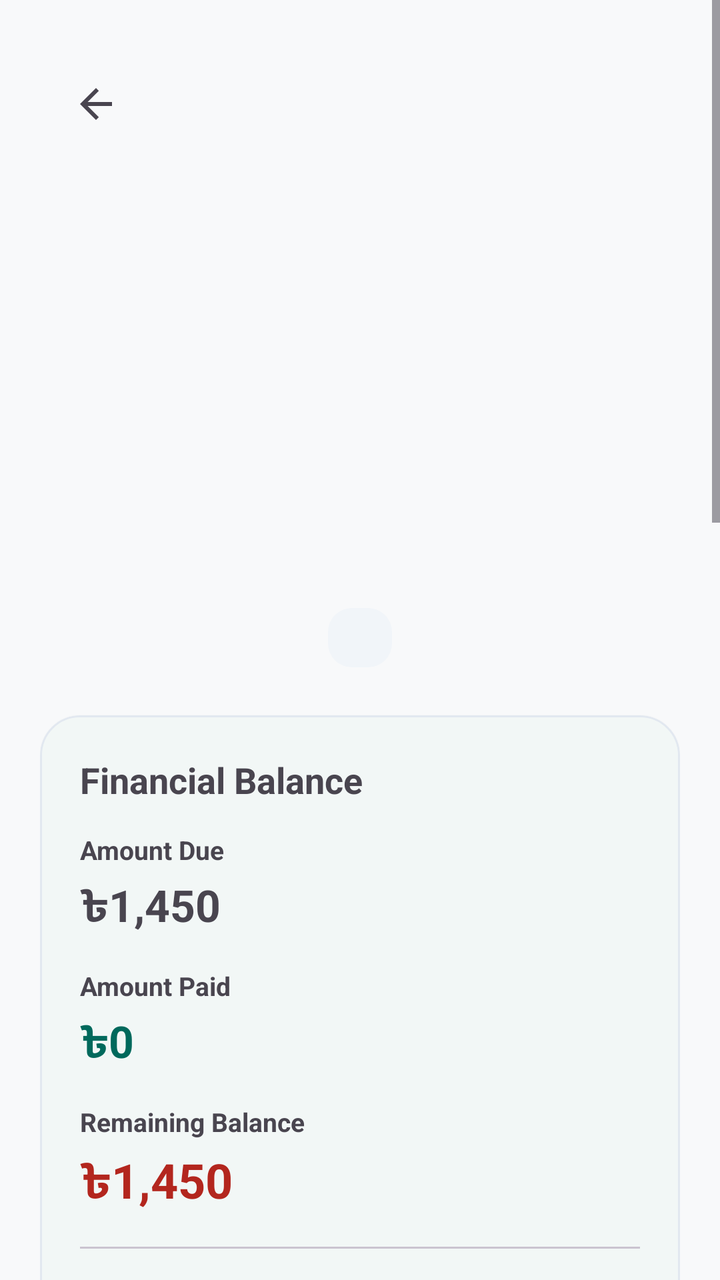
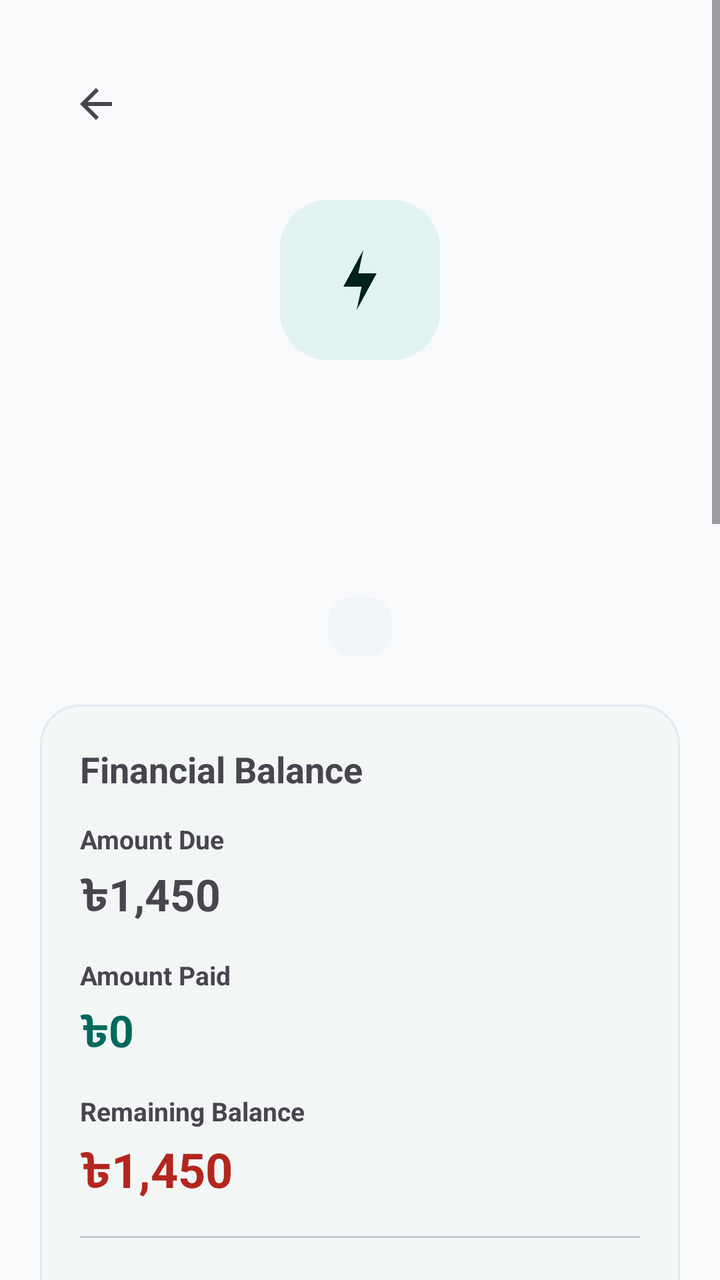

Screens rendered from an Android XML layout before and after an edit, with the pre-edit source and the edit as a unified diff.
<!-- AndroidManifest.xml: application theme Theme.RobHouseRental -->
<!-- res/layout/activity_bill_details.xml -->
<?xml version="1.0" encoding="utf-8"?>
<ScrollView
    xmlns:android="http://schemas.android.com/apk/res/android"
    xmlns:app="http://schemas.android.com/apk/res-auto"
    android:layout_width="match_parent"
    android:layout_height="match_parent"
    android:fitsSystemWindows="true"
    android:fillViewport="true">

    <LinearLayout
        android:layout_width="match_parent"
        android:layout_height="wrap_content"
        android:orientation="vertical"
        android:padding="20dp">

        
        <com.google.android.material.appbar.MaterialToolbar
            android:id="@+id/toolbarBillDetails"
            android:layout_width="match_parent"
            android:layout_height="?attr/actionBarSize"
            android:title="@string/bill_details_title"
            app:navigationIcon="@drawable/ic_arrow_back" />

        
        <TextView
            android:id="@+id/tvBillDetailsTypeIcon"
            android:layout_width="match_parent"
            android:layout_height="wrap_content"
            android:layout_marginTop="16dp"
            android:gravity="center"
            android:text=""
            android:textSize="64sp" />

        <TextView
            android:id="@+id/tvBillDetailsTitle"
            android:layout_width="match_parent"
            android:layout_height="wrap_content"
            android:layout_marginTop="8dp"
            android:gravity="center"
            
            android:textSize="26sp"
            android:textStyle="bold" />

        <TextView
            android:id="@+id/tvBillDetailsPropertyUnit"
            android:layout_width="match_parent"
            android:layout_height="wrap_content"
            android:layout_marginTop="4dp"
            android:gravity="center"
            
            android:textSize="16sp" />

        <TextView
            android:id="@+id/tvBillDetailsTenant"
            android:layout_width="match_parent"
            android:layout_height="wrap_content"
            android:layout_marginTop="2dp"
            android:gravity="center"
            
            android:textSize="14sp" />

        <TextView
            android:id="@+id/tvBillDetailsMonth"
            android:layout_width="match_parent"
            android:layout_height="wrap_content"
            android:layout_marginTop="2dp"
            android:gravity="center"
            
            android:textSize="14sp" />

        <TextView
            android:id="@+id/tvBillDetailsStatusBadge"
            android:layout_width="wrap_content"
            android:layout_height="wrap_content"
            android:layout_gravity="center_horizontal"
            android:layout_marginTop="8dp"
            android:background="@drawable/bg_status_badge"
            android:paddingHorizontal="16dp"
            android:paddingVertical="6dp"
            
            android:textSize="13sp"
            android:textStyle="bold" />

        
        <com.google.android.material.card.MaterialCardView
            android:layout_width="match_parent"
            android:layout_height="wrap_content"
            android:layout_marginTop="24dp"
            app:cardCornerRadius="20dp"
            app:cardElevation="1dp"
            app:strokeWidth="1dp">

            <LinearLayout
                android:layout_width="match_parent"
                android:layout_height="wrap_content"
                android:orientation="vertical"
                android:padding="20dp">

                <TextView
                    android:layout_width="match_parent"
                    android:layout_height="wrap_content"
                    android:text="@string/financial_balance"
                    android:textSize="18sp"
                    android:textStyle="bold" />

                
                <TextView
                    android:layout_width="match_parent"
                    android:layout_height="wrap_content"
                    android:layout_marginTop="14dp"
                    android:text="@string/amount_due"
                    android:textSize="13sp"
                    android:textStyle="bold" />

                <TextView
                    android:id="@+id/tvBillDetailsDue"
                    android:layout_width="match_parent"
                    android:layout_height="wrap_content"
                    android:layout_marginTop="4dp"
                    android:text="৳1,450"
                    android:textSize="22sp"
                    android:textStyle="bold" />

                
                <TextView
                    android:layout_width="match_parent"
                    android:layout_height="wrap_content"
                    android:layout_marginTop="14dp"
                    android:text="@string/amount_paid"
                    android:textSize="13sp"
                    android:textStyle="bold" />

                <TextView
                    android:id="@+id/tvBillDetailsPaid"
                    android:layout_width="match_parent"
                    android:layout_height="wrap_content"
                    android:layout_marginTop="4dp"
                    android:text="৳0"
                    android:textColor="?attr/colorPrimary"
                    android:textSize="22sp"
                    android:textStyle="bold" />

                
                <TextView
                    android:layout_width="match_parent"
                    android:layout_height="wrap_content"
                    android:layout_marginTop="14dp"
                    android:text="@string/remaining_balance"
                    android:textSize="13sp"
                    android:textStyle="bold" />

                <TextView
                    android:id="@+id/tvBillDetailsRemaining"
                    android:layout_width="match_parent"
                    android:layout_height="wrap_content"
                    android:layout_marginTop="4dp"
                    android:text="৳1,450"
                    android:textColor="?attr/colorError"
                    android:textSize="24sp"
                    android:textStyle="bold" />

                <View
                    android:layout_width="match_parent"
                    android:layout_height="1dp"
                    android:layout_marginVertical="14dp"
                    android:background="?attr/colorOutlineVariant" />

                
                <TextView
                    android:id="@+id/tvBillDetailsDueDate"
                    android:layout_width="match_parent"
                    android:layout_height="wrap_content"
                    
                    android:textSize="14sp" />

                <TextView
                    android:id="@+id/tvBillDetailsBillNumber"
                    android:layout_width="match_parent"
                    android:layout_height="wrap_content"
                    android:layout_marginTop="4dp"
                    
                    android:textSize="14sp" />

                <TextView
                    android:id="@+id/tvBillDetailsLastPayment"
                    android:layout_width="match_parent"
                    android:layout_height="wrap_content"
                    android:layout_marginTop="4dp"
                    
                    android:textSize="14sp" />

                <TextView
                    android:id="@+id/tvBillDetailsNotes"
                    android:layout_width="match_parent"
                    android:layout_height="wrap_content"
                    android:layout_marginTop="4dp"
                    
                    android:textSize="14sp" />

            </LinearLayout>

        </com.google.android.material.card.MaterialCardView>

        
        <com.google.android.material.card.MaterialCardView
            android:id="@+id/cardUtilityBreakdown"
            android:layout_width="match_parent"
            android:layout_height="wrap_content"
            android:layout_marginTop="20dp"
            app:cardCornerRadius="20dp"
            app:cardElevation="1dp"
            app:strokeWidth="1dp">

            <LinearLayout
                android:layout_width="match_parent"
                android:layout_height="wrap_content"
                android:orientation="vertical"
                android:padding="20dp">

                <TextView
                    android:layout_width="match_parent"
                    android:layout_height="wrap_content"
                    android:text="@string/bill_breakdown"
                    android:textSize="18sp"
                    android:textStyle="bold" />

                <TextView
                    android:id="@+id/tvBreakdownMeter"
                    android:layout_width="match_parent"
                    android:layout_height="wrap_content"
                    android:layout_marginTop="10dp"
                    
                    android:textSize="14sp" />

                <TextView
                    android:id="@+id/tvBreakdownReadings"
                    android:layout_width="match_parent"
                    android:layout_height="wrap_content"
                    android:layout_marginTop="4dp"
                    
                    android:textSize="14sp" />

                <TextView
                    android:id="@+id/tvBreakdownRate"
                    android:layout_width="match_parent"
                    android:layout_height="wrap_content"
                    android:layout_marginTop="4dp"
                    
                    android:textSize="14sp" />

                <TextView
                    android:id="@+id/tvBreakdownFixedCharge"
                    android:layout_width="match_parent"
                    android:layout_height="wrap_content"
                    android:layout_marginTop="4dp"
                    
                    android:textSize="14sp" />

                <TextView
                    android:id="@+id/tvBreakdownVat"
                    android:layout_width="match_parent"
                    android:layout_height="wrap_content"
                    android:layout_marginTop="4dp"
                    
                    android:textSize="14sp" />

            </LinearLayout>

        </com.google.android.material.card.MaterialCardView>

        
        <com.google.android.material.card.MaterialCardView
            android:layout_width="match_parent"
            android:layout_height="wrap_content"
            android:layout_marginTop="20dp"
            app:cardCornerRadius="20dp"
            app:cardElevation="1dp"
            app:strokeWidth="1dp">

            <LinearLayout
                android:layout_width="match_parent"
                android:layout_height="wrap_content"
                android:orientation="vertical"
                android:padding="20dp">

                <LinearLayout
                    android:layout_width="match_parent"
                    android:layout_height="wrap_content"
                    android:gravity="center_vertical"
                    android:orientation="horizontal">

                    <TextView
                        android:layout_width="0dp"
                        android:layout_height="wrap_content"
                        android:layout_weight="1"
                        android:text="@string/payment_history"
                        android:textSize="18sp"
                        android:textStyle="bold" />

                    <TextView
                        android:id="@+id/tvBillPaymentCount"
                        android:layout_width="wrap_content"
                        android:layout_height="wrap_content"
                        android:text="0"
                        android:textSize="18sp"
                        android:textStyle="bold" />

                </LinearLayout>

                
                <TextView
                    android:id="@+id/tvNoBillPayments"
                    android:layout_width="match_parent"
                    android:layout_height="wrap_content"
                    android:layout_marginTop="12dp"
                    android:gravity="center"
                    android:text="@string/no_payments_yet"
                    android:textSize="15sp" />

                
                <androidx.recyclerview.widget.RecyclerView
                    android:id="@+id/recyclerBillPayments"
                    android:layout_width="match_parent"
                    android:layout_height="wrap_content"
                    android:layout_marginTop="12dp"
                    android:nestedScrollingEnabled="false" />

            </LinearLayout>

        </com.google.android.material.card.MaterialCardView>

        
        
        <com.google.android.material.button.MaterialButton
            android:id="@+id/btnPayViaBkash"
            android:layout_width="match_parent"
            android:layout_height="wrap_content"
            android:layout_marginTop="24dp"
            android:minHeight="56dp"
            android:text="@string/btn_pay_via_bkash"
            android:textSize="16sp"
            app:cornerRadius="16dp"
            app:icon="@drawable/ic_payment" />

        
        <com.google.android.material.button.MaterialButton
            android:id="@+id/btnNotifyTenant"
            style="@style/Widget.Material3.Button.OutlinedButton"
            android:layout_width="match_parent"
            android:layout_height="wrap_content"
            android:layout_marginTop="10dp"
            android:minHeight="52dp"
            android:text="@string/btn_notify_tenant"
            android:textSize="15sp"
            app:cornerRadius="16dp"
            app:icon="@drawable/ic_bill_utility" />

        
        <com.google.android.material.button.MaterialButton
            android:id="@+id/btnPasteBkashSms"
            style="@style/Widget.Material3.Button.OutlinedButton"
            android:layout_width="match_parent"
            android:layout_height="wrap_content"
            android:layout_marginTop="10dp"
            android:minHeight="52dp"
            android:text="@string/btn_paste_bkash_sms"
            android:textSize="15sp"
            app:cornerRadius="16dp"
            app:icon="@drawable/ic_receipt" />

        <com.google.android.material.button.MaterialButton
            android:id="@+id/btnRecordBillPayment"
            style="@style/Widget.Material3.Button.TonalButton"
            android:layout_width="match_parent"
            android:layout_height="wrap_content"
            android:layout_marginTop="10dp"
            android:minHeight="52dp"
            android:text="@string/record_payment"
            android:textSize="15sp"
            app:cornerRadius="16dp" />

        <com.google.android.material.button.MaterialButton
            android:id="@+id/btnEditBill"
            style="@style/Widget.Material3.Button.OutlinedButton"
            android:layout_width="match_parent"
            android:layout_height="wrap_content"
            android:layout_marginTop="10dp"
            android:minHeight="52dp"
            android:text="@string/edit_bill_title"
            android:textSize="15sp"
            app:cornerRadius="16dp" />

        <com.google.android.material.button.MaterialButton
            android:id="@+id/btnWaiveBill"
            style="@style/Widget.Material3.Button.TextButton"
            android:layout_width="match_parent"
            android:layout_height="wrap_content"
            android:layout_marginTop="8dp"
            android:minHeight="52dp"
            android:text="@string/waive_bill"
            android:textColor="?attr/colorError"
            android:textSize="16sp" />

        <com.google.android.material.button.MaterialButton
            android:id="@+id/btnDeleteBill"
            style="@style/Widget.Material3.Button.TextButton"
            android:layout_width="match_parent"
            android:layout_height="wrap_content"
            android:layout_marginTop="4dp"
            android:minHeight="52dp"
            android:text="@string/delete_bill"
            android:textColor="?attr/colorError"
            android:textSize="16sp" />

        <Space
            android:layout_width="match_parent"
            android:layout_height="24dp" />

    </LinearLayout>

</ScrollView>
<!-- resources referenced by this layout -->
<resources>
  <!-- drawable bg_status_badge (drawable) -->
  <?xml version="1.0" encoding="utf-8"?>
  <shape xmlns:android="http://schemas.android.com/apk/res/android"
      android:shape="rectangle">
      <corners android:radius="12dp" />
      <solid android:color="@color/md_theme_surfaceVariant" />
  </shape>
  <!-- drawable ic_arrow_back (drawable) -->
  <vector xmlns:android="http://schemas.android.com/apk/res/android"
      android:width="24dp"
      android:height="24dp"
      android:viewportWidth="24"
      android:viewportHeight="24"
      android:tint="?attr/colorControlNormal">
    <path
        android:fillColor="#FF000000"
        android:pathData="M20,11H7.83l5.59,-5.59L12,4l-8,8 8,8 1.41,-1.41L7.83,13H20v-2z"/>
  </vector>
  <!-- drawable ic_bill_utility (drawable) -->
  <vector xmlns:android="http://schemas.android.com/apk/res/android"
      android:width="24dp"
      android:height="24dp"
      android:viewportWidth="24"
      android:viewportHeight="24">
    <path
        android:fillColor="#FF000000"
        android:pathData="M11,21L12.5,14H7L13,3L11.5,10H17L11,21Z"/>
  </vector>
  <string name="amount_due">Amount Due</string>
  <string name="amount_paid">Amount Paid</string>
  <string name="bill_breakdown">Utility Breakdown</string>
  <string name="bill_details_title">Bill Details</string>
  <string name="btn_notify_tenant">Send Bill Notice to Tenant</string>
  <string name="btn_paste_bkash_sms">Paste bKash Confirmation SMS</string>
  <string name="btn_pay_via_bkash">Pay via bKash App</string>
  <string name="delete_bill">Delete Bill</string>
  <string name="edit_bill_title">Edit Utility Bill</string>
  <string name="financial_balance">Financial Balance</string>
  <string name="no_payments_yet">No payments recorded yet.</string>
  <string name="payment_history">Payment History</string>
  <string name="record_payment">Record Payment</string>
  <string name="remaining_balance">Remaining Balance</string>
  <string name="waive_bill">Waive Bill</string>
  <style name="Theme.RobHouseRental" parent="Base.Theme.RobHouseRental" />
  <color name="md_theme_surfaceVariant">#F1F5F9</color>
  <color name="md_theme_primary">#00695C</color>
  <color name="md_theme_onPrimary">#FFFFFF</color>
  <color name="md_theme_primaryContainer">#E0F2F1</color>
  <color name="md_theme_onPrimaryContainer">#00201A</color>
  <color name="md_theme_secondary">#1565C0</color>
  <color name="md_theme_onSecondary">#FFFFFF</color>
  <color name="md_theme_secondaryContainer">#E3F2FD</color>
  <color name="md_theme_onSecondaryContainer">#001D36</color>
  <color name="md_theme_tertiary">#6D4C41</color>
  <color name="md_theme_onTertiary">#FFFFFF</color>
  <color name="md_theme_tertiaryContainer">#EFEBE9</color>
  <color name="md_theme_onTertiaryContainer">#25150F</color>
  <color name="md_theme_background">#F8F9FA</color>
  <color name="md_theme_onBackground">#191C1D</color>
  <color name="md_theme_surface">#FFFFFF</color>
  <color name="md_theme_onSurface">#191C1D</color>
  <color name="md_theme_onSurfaceVariant">#475569</color>
  <color name="md_theme_outline">#CBD5E1</color>
  <style name="Widget.App.CardView" parent="Widget.Material3.CardView.Elevated">
          <item name="cardCornerRadius">16dp</item>
          <item name="cardElevation">1dp</item>
          <item name="strokeWidth">1dp</item>
          <item name="strokeColor">@color/md_theme_outlineVariant</item>
          <item name="cardBackgroundColor">@color/md_theme_surface</item>
      </style>
  <color name="md_theme_outlineVariant">#E2E8F0</color>
  <!-- unchanged entries left out for length: 3 -->
</resources>

<!-- the commit's change to res/layout/activity_bill_details.xml (unified diff, before → after) -->
@@ -22,14 +22,24 @@
             app:navigationIcon="@drawable/ic_arrow_back" />
 
         
-        <TextView
-            android:id="@+id/tvBillDetailsTypeIcon"
-            android:layout_width="match_parent"
-            android:layout_height="wrap_content"
+        <com.google.android.material.card.MaterialCardView
+            android:layout_width="80dp"
+            android:layout_height="80dp"
             android:layout_marginTop="16dp"
-            android:gravity="center"
-            android:text=""
-            android:textSize="64sp" />
+            android:layout_gravity="center_horizontal"
+            app:cardBackgroundColor="?attr/colorPrimaryContainer"
+            app:cardCornerRadius="24dp"
+            app:cardElevation="0dp"
+            app:strokeWidth="0dp">
+
+            <ImageView
+                android:layout_width="40dp"
+                android:layout_height="40dp"
+                android:layout_gravity="center"
+                android:src="@drawable/ic_bill_utility"
+                app:tint="?attr/colorOnPrimaryContainer" />
+
+        </com.google.android.material.card.MaterialCardView>
 
         <TextView
             android:id="@+id/tvBillDetailsTitle"
